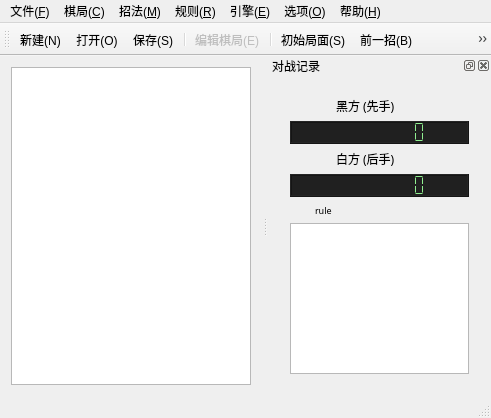
The window that NineChess/ninechesswindow.ui (calcitem/Sanmill) describes before a commit, drawn with Qt 5.
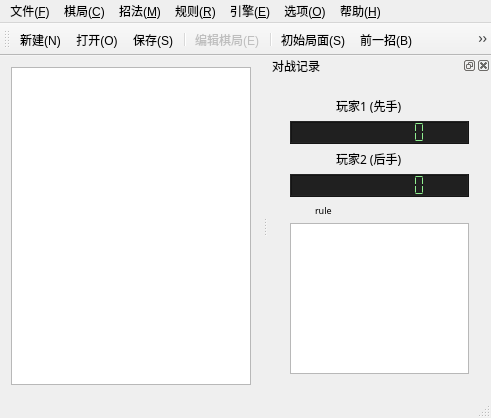
The same window after the commit. Icons and pictures are not drawn. Custom widgets are drawn as their Qt base class.

Commit message: 文本: 将黑方/白方重新替换回玩家1/玩家2

```diff
--- a/NineChess/ninechesswindow.ui
+++ b/NineChess/ninechesswindow.ui
@@ -269,7 +269,7 @@
               </font>
              </property>
              <property name="text">
-              <string>黑方 (先手)</string>
+              <string>玩家1 (先手)</string>
              </property>
             </widget>
            </item>
@@ -350,7 +350,7 @@
               </font>
              </property>
              <property name="text">
-              <string>白方 (后手)</string>
+              <string>玩家2 (后手)</string>
              </property>
             </widget>
            </item>
```
The commit also changes 3 other files.
